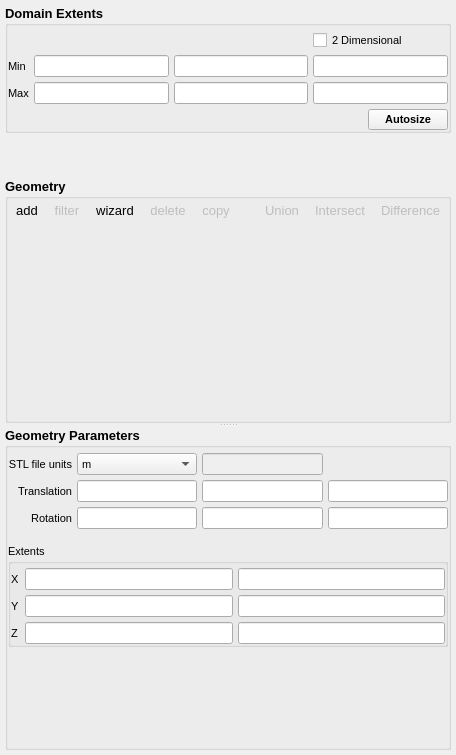
Qt form mfixgui/uifiles/geometry.ui (truongd8593/mfix) before a commit.
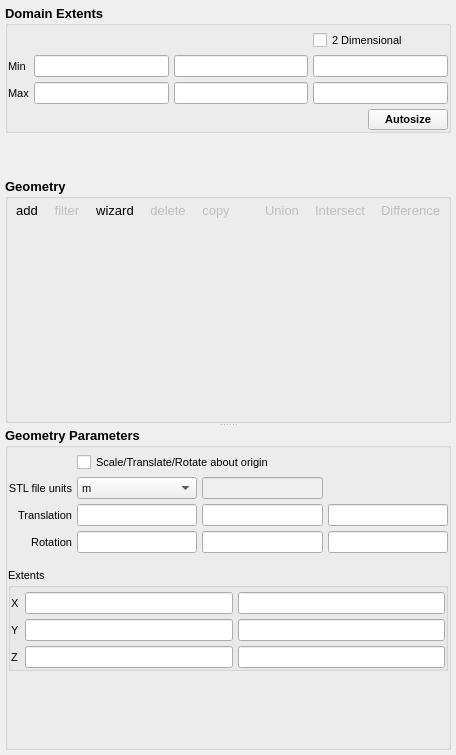
The same form after that commit. The open tabs and pages were chosen to show the change. Custom widgets are drawn as their Qt base class.

Commit message: add option to scale stl around origin (#247, #231), region undefined path fix, vtk_results_widget python3 fixes

```diff
--- a/mfixgui/uifiles/geometry.ui
+++ b/mfixgui/uifiles/geometry.ui
@@ -3410,7 +3410,93 @@
            <property name="spacing">
             <number>5</number>
            </property>
-           <item row="0" column="0">
+           <item row="6" column="0" colspan="4">
+            <widget class="QGroupBox" name="groupBox_12">
+             <property name="title">
+              <string>Extents</string>
+             </property>
+             <property name="flat">
+              <bool>true</bool>
+             </property>
+             <layout class="QGridLayout" name="gridLayout_32">
+              <property name="leftMargin">
+               <number>0</number>
+              </property>
+              <property name="topMargin">
+               <number>5</number>
+              </property>
+              <property name="rightMargin">
+               <number>0</number>
+              </property>
+              <property name="bottomMargin">
+               <number>0</number>
+              </property>
+              <property name="spacing">
+               <number>5</number>
+              </property>
+              <item row="0" column="1">
+               <widget class="LineEdit" name="lineedit_stl_extent_x_min">
+                <property name="readOnly">
+                 <bool>true</bool>
+                </property>
+               </widget>
+              </item>
+              <item row="0" column="0">
+               <widget class="QLabel" name="label_62">
+                <property name="text">
+                 <string>X</string>
+                </property>
+               </widget>
+              </item>
+              <item row="1" column="1">
+               <widget class="LineEdit" name="lineedit_stl_extent_y_min">
+                <property name="readOnly">
+                 <bool>true</bool>
+                </property>
+               </widget>
+              </item>
+              <item row="1" column="2">
+               <widget class="LineEdit" name="lineedit_stl_extent_y_max"/>
+              </item>
+              <item row="0" column="2">
+               <widget class="LineEdit" name="lineedit_stl_extent_x_max">
+                <property name="readOnly">
+                 <bool>true</bool>
+                </property>
+               </widget>
+              </item>
+              <item row="2" column="1">
+               <widget class="LineEdit" name="lineedit_stl_extent_z_min">
+                <property name="readOnly">
+                 <bool>true</bool>
+                </property>
+               </widget>
+              </item>
+              <item row="2" column="2">
+               <widget class="LineEdit" name="lineedit_stl_extent_z_max">
+                <property name="readOnly">
+                 <bool>true</bool>
+                </property>
+               </widget>
+              </item>
+              <item row="1" column="0">
+               <widget class="QLabel" name="label_63">
+                <property name="text">
+                 <string>Y</string>
+                </property>
+               </widget>
+              </item>
+              <item row="2" column="0">
+               <widget class="QLabel" name="label_64">
+                <property name="text">
+                 <string>Z</string>
+                </property>
+               </widget>
+              </item>
+             </layout>
+            </widget>
+           </item>
+           <item row="1" column="0">
             <widget class="QLabel" name="label_24">
              <property name="text">
               <string>STL file units</string>
@@ -3420,16 +3506,16 @@
              </property>
             </widget>
            </item>
-           <item row="1" column="1">
+           <item row="3" column="1">
             <widget class="LineEdit" name="lineedit_stl_translation_x"/>
            </item>
-           <item row="1" column="2">
+           <item row="3" column="2">
             <widget class="LineEdit" name="lineedit_stl_translation_y"/>
            </item>
-           <item row="1" column="3">
+           <item row="3" column="3">
             <widget class="LineEdit" name="lineedit_stl_translation_z"/>
            </item>
-           <item row="2" column="0">
+           <item row="4" column="0">
             <widget class="QLabel" name="label_57">
              <property name="text">
               <string>Rotation</string>
@@ -3439,13 +3525,13 @@
              </property>
             </widget>
            </item>
-           <item row="2" column="1">
+           <item row="4" column="1">
             <widget class="LineEdit" name="lineedit_stl_rotation_x"/>
            </item>
-           <item row="2" column="3">
+           <item row="4" column="3">
             <widget class="LineEdit" name="lineedit_stl_rotation_z"/>
            </item>
-           <item row="5" column="0">
+           <item row="7" column="0">
             <spacer name="verticalSpacer">
              <property name="orientation">
               <enum>Qt::Vertical</enum>
@@ -3458,7 +3544,7 @@
              </property>
             </spacer>
            </item>
-           <item row="0" column="1">
+           <item row="1" column="1">
             <widget class="ComboBox" name="combobox_stl_units">
              <property name="currentIndex">
               <number>2</number>
@@ -3495,10 +3581,10 @@
              </item>
             </widget>
            </item>
-           <item row="2" column="2">
+           <item row="4" column="2">
             <widget class="LineEdit" name="lineedit_stl_rotation_y"/>
            </item>
-           <item row="1" column="0">
+           <item row="3" column="0">
             <widget class="QLabel" name="label_25">
              <property name="text">
               <string>Translation</string>
@@ -3508,7 +3594,7 @@
              </property>
             </widget>
            </item>
-           <item row="3" column="0">
+           <item row="5" column="0">
             <spacer name="verticalSpacer_28">
              <property name="orientation">
               <enum>Qt::Vertical</enum>
@@ -3524,99 +3610,20 @@
              </property>
             </spacer>
            </item>
-           <item row="4" column="0" colspan="4">
-            <widget class="QGroupBox" name="groupBox_12">
-             <property name="title">
-              <string>Extents</string>
-             </property>
-             <property name="flat">
-              <bool>true</bool>
-             </property>
-             <layout class="QGridLayout" name="gridLayout_32">
-              <property name="leftMargin">
-               <number>0</number>
-              </property>
-              <property name="topMargin">
-               <number>5</number>
-              </property>
-              <property name="rightMargin">
-               <number>0</number>
-              </property>
-              <property name="bottomMargin">
-               <number>0</number>
-              </property>
-              <property name="spacing">
-               <number>5</number>
-              </property>
-              <item row="0" column="1">
-               <widget class="LineEdit" name="lineedit_stl_extent_x_min">
-                <property name="readOnly">
-                 <bool>true</bool>
-                </property>
-               </widget>
-              </item>
-              <item row="0" column="0">
-               <widget class="QLabel" name="label_62">
-                <property name="text">
-                 <string>X</string>
-                </property>
-               </widget>
-              </item>
-              <item row="1" column="1">
-               <widget class="LineEdit" name="lineedit_stl_extent_y_min">
-                <property name="readOnly">
-                 <bool>true</bool>
-                </property>
-               </widget>
-              </item>
-              <item row="1" column="2">
-               <widget class="LineEdit" name="lineedit_stl_extent_y_max"/>
-              </item>
-              <item row="0" column="2">
-               <widget class="LineEdit" name="lineedit_stl_extent_x_max">
-                <property name="readOnly">
-                 <bool>true</bool>
-                </property>
-               </widget>
-              </item>
-              <item row="2" column="1">
-               <widget class="LineEdit" name="lineedit_stl_extent_z_min">
-                <property name="readOnly">
-                 <bool>true</bool>
-                </property>
-               </widget>
-              </item>
-              <item row="2" column="2">
-               <widget class="LineEdit" name="lineedit_stl_extent_z_max">
-                <property name="readOnly">
-                 <bool>true</bool>
-                </property>
-               </widget>
-              </item>
-              <item row="1" column="0">
-               <widget class="QLabel" name="label_63">
-                <property name="text">
-                 <string>Y</string>
-                </property>
-               </widget>
-              </item>
-              <item row="2" column="0">
-               <widget class="QLabel" name="label_64">
-                <property name="text">
-                 <string>Z</string>
-                </property>
-               </widget>
-              </item>
-             </layout>
-            </widget>
-           </item>
-           <item row="0" column="2">
+           <item row="1" column="2">
             <widget class="LineEdit" name="lineedit_stl_scale">
              <property name="enabled">
               <bool>false</bool>
              </property>
             </widget>
            </item>
+           <item row="0" column="1" colspan="3">
+            <widget class="CheckBox" name="checkbox_stl__about_origin">
+             <property name="text">
+              <string>Scale/Translate/Rotate about origin </string>
+             </property>
+            </widget>
+           </item>
           </layout>
          </widget>
          <widget class="QWidget" name="transform">
```
Left out of the diff: 585 changed lines with no effect on the pictures. The commit also changes 4 other files.
